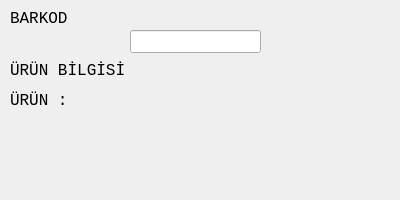
Above: fiyatgorform.ui from mamoo81/bhss before the change. Below: the same form after it.
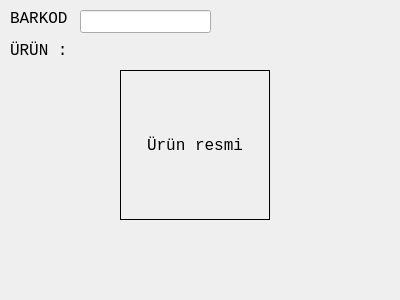
That is the form after the change. Icons and pictures are not drawn.

```diff
--- a/fiyatgorform.ui
+++ b/fiyatgorform.ui
@@ -7,19 +7,19 @@
     <x>0</x>
     <y>0</y>
     <width>400</width>
-    <height>200</height>
+    <height>300</height>
    </rect>
   </property>
   <property name="minimumSize">
    <size>
     <width>400</width>
-    <height>200</height>
+    <height>300</height>
    </size>
   </property>
   <property name="maximumSize">
    <size>
     <width>400</width>
-    <height>200</height>
+    <height>300</height>
    </size>
   </property>
   <property name="font">
@@ -38,8 +38,8 @@
   <widget class="QLineEdit" name="BarkodlineEdit">
    <property name="geometry">
     <rect>
-     <x>130</x>
-     <y>30</y>
+     <x>80</x>
+     <y>10</y>
      <width>131</width>
      <height>23</height>
     </rect>
@@ -53,7 +53,7 @@
     <rect>
      <x>10</x>
      <y>10</y>
-     <width>131</width>
+     <width>71</width>
      <height>16</height>
     </rect>
    </property>
@@ -61,25 +61,12 @@
     <string>BARKOD</string>
    </property>
   </widget>
-  <widget class="QLabel" name="label_2">
-   <property name="geometry">
-    <rect>
-     <x>10</x>
-     <y>60</y>
-     <width>131</width>
-     <height>21</height>
-    </rect>
-   </property>
-   <property name="text">
-    <string>ÜRÜN BİLGİSİ</string>
-   </property>
-  </widget>
   <widget class="QLabel" name="urunAdiLabel">
    <property name="geometry">
     <rect>
      <x>10</x>
-     <y>90</y>
-     <width>201</width>
+     <y>40</y>
+     <width>381</width>
      <height>21</height>
     </rect>
    </property>
@@ -91,7 +78,7 @@
    <property name="geometry">
     <rect>
      <x>10</x>
-     <y>130</y>
+     <y>230</y>
      <width>381</width>
      <height>61</height>
     </rect>
@@ -109,6 +96,28 @@
     <set>Qt::AlignCenter</set>
    </property>
   </widget>
+  <widget class="QLabel" name="urunResmilabel">
+   <property name="geometry">
+    <rect>
+     <x>120</x>
+     <y>70</y>
+     <width>150</width>
+     <height>150</height>
+    </rect>
+   </property>
+   <property name="frameShape">
+    <enum>QFrame::Box</enum>
+   </property>
+   <property name="text">
+    <string>Ürün resmi</string>
+   </property>
+   <property name="scaledContents">
+    <bool>true</bool>
+   </property>
+   <property name="alignment">
+    <set>Qt::AlignCenter</set>
+   </property>
+  </widget>
  </widget>
  <resources>
   <include location="images.qrc"/>
```
